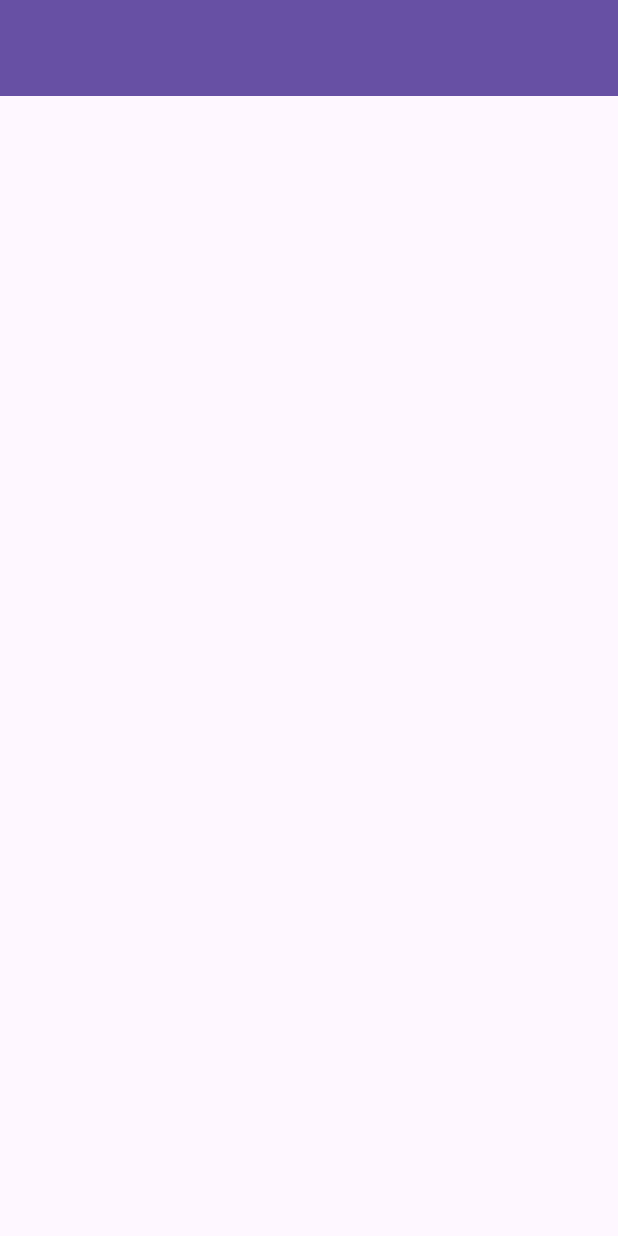
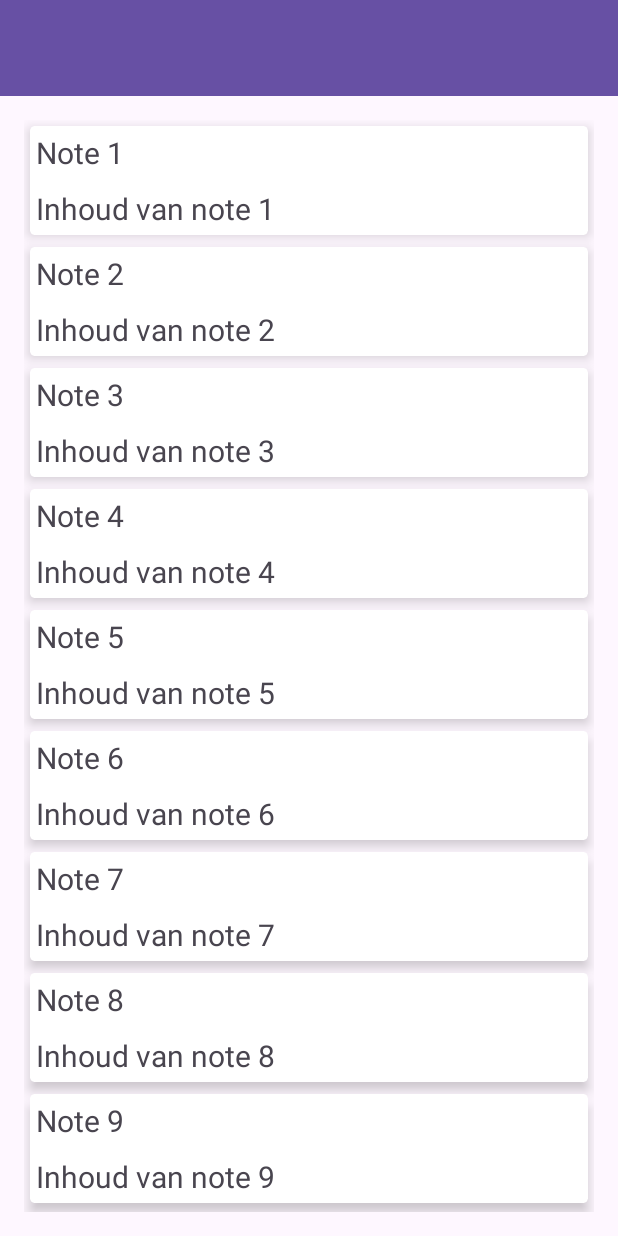
Before and after one commit to Saplistic/NoteDroid, an Android app: the screen it shows after launch (MainActivity), on a phone screen of 412 x 824 dp. Run offline under Robolectric (Android 15) with nearby library versions, the phone set to English and light mode, and no system bars.

Commit message:
Created an adapter & a view model for the recyclerview. Also created a layout for a recyclerview item.

```diff
--- /dev/null
+++ b/app/src/main/java/be/ehb/notedroid/viewmodels/NotesViewModel.java
@@ -0,0 +1,27 @@
+package be.ehb.notedroid.viewmodels;
+
+import android.app.Application;
+
+import androidx.annotation.NonNull;
+import androidx.lifecycle.AndroidViewModel;
+import androidx.lifecycle.MutableLiveData;
+
+import java.util.ArrayList;
+
+import be.ehb.notedroid.NotesBase;
+import be.ehb.notedroid.models.Note;
+
+public class NotesViewModel extends AndroidViewModel {
+
+    private MutableLiveData<ArrayList<Note>> liveNotes;
+    public NotesViewModel(@NonNull Application application) {
+        super(application);
+
+        liveNotes = new MutableLiveData<>();
+        liveNotes.setValue(NotesBase.getInstance().getNotes());
+    }
+
+    public MutableLiveData<ArrayList<Note>> getLiveNotes() {
+        return liveNotes;
+    }
+}
--- a/app/src/main/java/be/ehb/notedroid/views/NotesFragment.java
+++ b/app/src/main/java/be/ehb/notedroid/views/NotesFragment.java
@@ -9,37 +9,37 @@ import androidx.annotation.NonNull;
 import androidx.annotation.Nullable;
 import androidx.fragment.app.Fragment;
 import androidx.lifecycle.ViewModelProvider;
+import androidx.recyclerview.widget.LinearLayoutManager;
 import androidx.recyclerview.widget.RecyclerView;
 
 import be.ehb.notedroid.R;
-//import be.ehb.notedroid.viewmodels.NotesViewModel;
+import be.ehb.notedroid.viewmodels.NotesViewModel;
+import be.ehb.notedroid.views.viewutils.NotesRecyclerViewAdapter;
 
 public class NotesFragment extends Fragment {
 
-private RecyclerView notesRecyclerView;
+    public NotesFragment() {
+    }
 
     @Override
     public void onCreate(@Nullable Bundle savedInstanceState) {
         super.onCreate(savedInstanceState);
-}
+    }
 
     @Nullable
     @Override
     public View onCreateView(@NonNull LayoutInflater inflater, @Nullable ViewGroup container, @Nullable Bundle savedInstanceState) {
-        return inflater.inflate(R.layout.fragment_notes_list, container, false);
-    }
+        View view = inflater.inflate(R.layout.fragment_notes_list, container, false);
 
-    @Override
-    public void onViewCreated(@NonNull View view, @Nullable Bundle savedInstanceState) {
-        super.onViewCreated(view, savedInstanceState);
+        RecyclerView notesRecyclerView = view.findViewById(R.id.rv_notes);
 
-//        notesRecyclerView = view.findViewById(R.id.rv_notes);
-//
-//        NotesViewModel mNotesViewModel = new ViewModelProvider(getActivity()).get(NotesViewModel.class);
-//        // instantie van de adapter
+        NotesViewModel mNotesViewModel = new ViewModelProvider(getActivity()).get(NotesViewModel.class);
+        NotesRecyclerViewAdapter adapter = new NotesRecyclerViewAdapter();
 
+        notesRecyclerView.setLayoutManager(new LinearLayoutManager(getContext(), RecyclerView.VERTICAL, false));
+        notesRecyclerView.setAdapter(adapter);
 
-
-
+        mNotesViewModel.getLiveNotes().observe(getViewLifecycleOwner(), notes -> adapter.setNoteItems(notes));
+        return view;
     }
 }
--- /dev/null
+++ b/app/src/main/java/be/ehb/notedroid/views/viewutils/NotesRecyclerViewAdapter.java
@@ -0,0 +1,59 @@
+package be.ehb.notedroid.views.viewutils;
+
+import android.view.LayoutInflater;
+import android.view.View;
+import android.view.ViewGroup;
+import android.widget.TextView;
+
+import androidx.annotation.NonNull;
+import androidx.recyclerview.widget.RecyclerView;
+
+import java.util.ArrayList;
+
+import be.ehb.notedroid.R;
+import be.ehb.notedroid.models.Note;
+
+public class NotesRecyclerViewAdapter extends RecyclerView.Adapter<NotesRecyclerViewAdapter.MyViewHolder> {
+
+    private ArrayList<Note> noteItems;
+
+    public NotesRecyclerViewAdapter() {
+        this.noteItems = new ArrayList<>();
+    }
+
+    public void setNoteItems(ArrayList<Note> items) {
+        this.noteItems = items;
+    }
+
+    // Nieuwe instantie maken
+    @NonNull
+    @Override
+    public NotesRecyclerViewAdapter.MyViewHolder onCreateViewHolder(@NonNull ViewGroup parent, int viewType) {
+        View v = LayoutInflater.from(parent.getContext()).inflate(R.layout.note_list_item, parent, false);
+        return new MyViewHolder(v);
+    }
+
+    // Data koppelen aan viewholder
+    @Override
+    public void onBindViewHolder(@NonNull NotesRecyclerViewAdapter.MyViewHolder holder, int position) {
+        Note note = noteItems.get(position);
+        holder.tvTitle.setText(note.getTitle());
+        holder.tvContent.setText(note.getContent());
+    }
+
+    @Override
+    public int getItemCount() {
+        return noteItems.size();
+    }
+
+    class MyViewHolder extends RecyclerView.ViewHolder {
+        final TextView tvTitle;
+        final TextView tvContent;
+
+        public MyViewHolder(@NonNull View itemView) {
+            super(itemView);
+            tvTitle = itemView.findViewById(R.id.tv_note_title);
+            tvContent = itemView.findViewById(R.id.tv_note_last_edited);
+        }
+    }
+}
--- /dev/null
+++ b/app/src/main/res/layout/note_list_item.xml
@@ -0,0 +1,34 @@
+<?xml version="1.0" encoding="utf-8"?>
+<androidx.cardview.widget.CardView xmlns:android="http://schemas.android.com/apk/res/android"
+    xmlns:app="http://schemas.android.com/apk/res-auto"
+    xmlns:tools="http://schemas.android.com/tools"
+    android:layout_width="match_parent"
+    android:layout_height="wrap_content"
+    android:layout_margin="4dp"
+    app:cardCornerRadius="3dp"
+    app:cardElevation="5dp">
+
+    <LinearLayout
+        android:layout_width="match_parent"
+        android:layout_height="wrap_content"
+        android:orientation="vertical"
+        android:padding="4dp"
+        tools:layout_editor_absoluteX="1dp">
+
+        <TextView
+            android:id="@+id/tv_note_title"
+            android:layout_width="match_parent"
+            android:layout_height="wrap_content"
+            android:text="Title"
+            android:textSize="20sp" />
+
+        <TextView
+            android:id="@+id/tv_note_last_edited"
+            android:layout_width="match_parent"
+            android:layout_height="wrap_content"
+            android:layout_marginTop="10dp"
+            android:text="@string/str_last_edited"
+            android:textSize="20sp" />
+
+    </LinearLayout>
+</androidx.cardview.widget.CardView>
```
